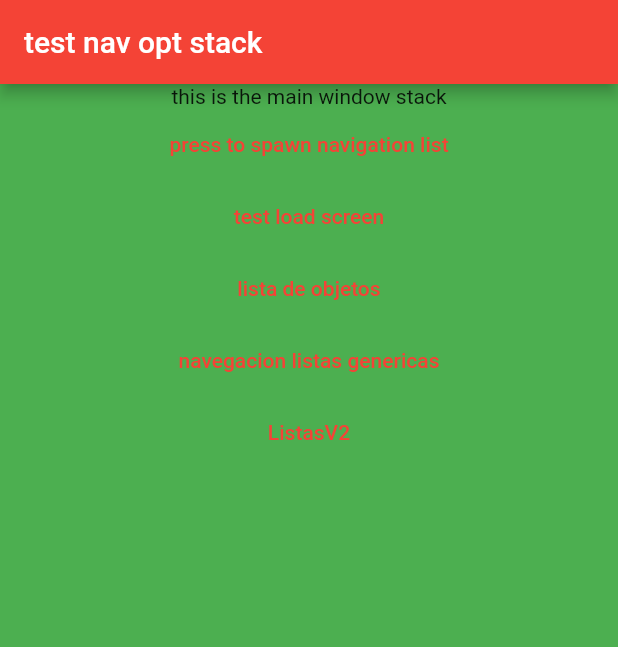
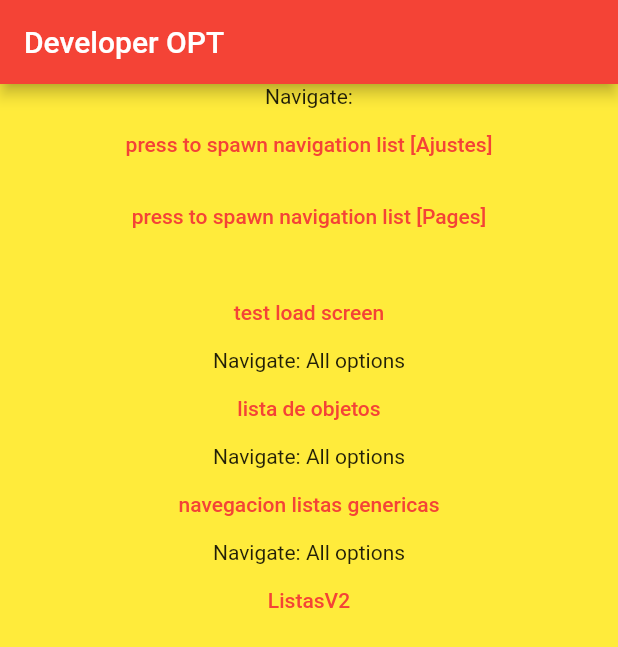
Before and after one commit to PolGarciaBlanch/star_fighter, a Flutter app: the screen it shows after launch, on a phone screen of 412 x 824 dp. Shown: the top 647 px of the screen. Run offline on Flutter 3.47's test engine with Material 2 defaults, Android fonts, the phone set to English and light mode, and no system bars; our stand-ins replace firebase_auth, firebase_core, firebase_database, qr_flutter; missing offline and left inert: mobile_scanner; accounts and stored records are empty.

Commit message:
pussh
errors

```diff
--- /dev/null
+++ b/lib/Pantallas/pant_developer_test.dart
@@ -0,0 +1,76 @@
+import 'package:flutter/cupertino.dart';
+import 'package:flutter/material.dart';
+import 'package:star_fighter/obj/dialog_lists.dart';
+import 'package:star_fighter/obj/nav_opt.dart';
+import 'package:star_fighter/widgets/listas/cards/card_text.dart';
+import 'package:star_fighter/widgets/listas/lista_navegacion.dart';
+import 'package:star_fighter/widgets/listas/basic_list.dart';
+import 'package:star_fighter/widgets/load.dart';
+
+class PantDev extends StatefulWidget {
+  PantDev({
+    Key? key,
+  }) : super(key: key);
+
+  @override
+  _PantDevState createState() => _PantDevState();
+}
+
+class _PantDevState extends State<PantDev> {
+  DialogLists dList = new DialogLists();
+  List<NavOpt> navOpt = listNavOpt;
+
+  @override
+  Widget build(BuildContext context) {
+    return Scaffold(
+        appBar: AppBar(
+          title: Text("Developer OPT"),
+        ),
+        body: Container(
+            color: Colors.yellow,
+            width: 500,
+            child: Column(
+              children: [
+                Text("Navigate:"),
+                TextButton(
+                    onPressed: () {
+                      List<NavOpt> item = listNavOpt
+                          .where((i) => i.lists.contains('Ajustes'))
+                          .toList();
+                      dList.GenerateGenericList(context, item, item,
+                          dList.navigate, (CardText as dynamic));
+                    },
+                    child: Text("press to spawn navigation list [Ajustes]")),
+                TextButton(
+                    onPressed: () {
+                      List<NavOpt> item = listNavOpt
+                          .where((i) => i.lists.contains('Page'))
+                          .toList();
+                      dList.GenerateGenericList(context, item, item,
+                          dList.navigate, (CardText as dynamic));
+                    },
+                    child: Text("press to spawn navigation list [Pages]")),
+                Text(""),
+                TextButton(onPressed: () {}, child: Text("test load screen")),
+                Text("Navigate: All options"),
+                TextButton(onPressed: () {}, child: Text("lista de objetos")),
+                Text("Navigate: All options"),
+                TextButton(
+                    onPressed: () {},
+                    child: Text("navegacion listas genericas")),
+                Text("Navigate: All options"),
+                TextButton(
+                    onPressed: () {
+                      dList.GenerateList(
+                          context, navOpt, dList.navigate, navOpt);
+                    },
+                    child: Text("ListasV2"))
+              ],
+            )));
+    /*
+    return ListaNavegacion(
+      listNavOpt: navOpt,
+      lista: lista,
+    );*/
+  }
+}
--- a/lib/Pantallas/pant_nav.dart
+++ b/lib/Pantallas/pant_nav.dart
@@ -42,7 +42,7 @@ class _PantNavState extends State<PantNav> {
     showDialog(
         context: context,
         builder: (BuildContext context) {
-          return Scaffold(
+          return const Scaffold(
               body: LoadSplash(
             appTip: [
               'Emp missiles disrupt electronic counter-measures but are vulnerable to flak!',
@@ -60,14 +60,14 @@ class _PantNavState extends State<PantNav> {
   Widget build(BuildContext context) {
     return Scaffold(
         appBar: AppBar(
-          title: Text("test nav opt stack"),
+          title: const Text("test nav opt stack"),
         ),
         body: Container(
             color: Colors.green,
             width: 500,
             child: Column(
               children: [
-                Text("this is the main window stack"),
+                const Text("this is the main window stack"),
                 TextButton(
                     onPressed: () {
                       showDialog(
@@ -80,12 +80,12 @@ class _PantNavState extends State<PantNav> {
                             );
                           });
                     },
-                    child: Text("press to spawn navigation list")),
+                    child: const Text("press to spawn navigation list")),
                 TextButton(
                     onPressed: () {
                       _testPant_carga();
                     },
-                    child: Text("test load screen")),
+                    child: const Text("test load screen")),
                 TextButton(
                     onPressed: () {
                       showDialog(
@@ -95,7 +95,7 @@ class _PantNavState extends State<PantNav> {
                                 function: showData, objectList: navOpt);
                           });
                     },
-                    child: Text("lista de objetos")),
+                    child: const Text("lista de objetos")),
                 TextButton(
                     onPressed: () {
                       showDialog(
@@ -105,14 +105,14 @@ class _PantNavState extends State<PantNav> {
                                 function: navigate, objectList: navOpt);
                           });
                     },
-                    child: Text("navegacion listas genericas")),
+                    child: const Text("navegacion listas genericas")),
                 TextButton(
                     onPressed: () {
                       DialogLists dList = new DialogLists();
                       dList.GenerateList(
                           context, navOpt, dList.navigate, navOpt);
                     },
-                    child: Text("ListasV2"))
+                    child: const Text("ListasV2"))
               ],
             )));
     /*
--- a/lib/Pantallas/pantalla_qr.dart
+++ b/lib/Pantallas/pantalla_qr.dart
@@ -1,8 +1,9 @@
 import 'package:qr_flutter/qr_flutter.dart';
 import 'package:flutter/material.dart';
-import 'package:qr_flutter/qr_flutter.dart';
 
 class QRShow extends StatefulWidget {
+  const QRShow({Key? key}) : super(key: key);
+
   @override
   _QRShow createState() => _QRShow();
 }
@@ -13,7 +14,7 @@ class _QRShow extends State<QRShow> {
     return Scaffold(
       appBar: AppBar(
           centerTitle: true,
-          title: Text('TEST MODE'),
+          title: const Text('TEST MODE'),
           backgroundColor: Colors.redAccent),
       body: QrImage(
         data: "1234567890",
--- a/lib/Pantallas/pantalla_scanqr.dart
+++ b/lib/Pantallas/pantalla_scanqr.dart
@@ -1,4 +1,3 @@
-import 'package:flutter/foundation.dart';
 import 'package:flutter/material.dart';
 import 'package:mobile_scanner/mobile_scanner.dart';
 
--- a/lib/main.dart
+++ b/lib/main.dart
@@ -2,13 +2,15 @@ import 'dart:async';
 
 import 'package:firebase_core/firebase_core.dart';
 import 'package:flutter/material.dart';
+import 'package:star_fighter/Pantallas/pant_developer_test.dart';
 import 'package:star_fighter/Pantallas/pantalla_carga.dart';
 import 'package:star_fighter/Pantallas/pantalla_crear_usr.dart';
 import 'package:star_fighter/Pantallas/pantalla_login.dart';
 import 'Pantallas/pant_nav.dart';
-import 'Pantallas/pantalla_menu.dart';
 import 'Pantallas/pantalla_perfil.dart';
 import 'Pantallas/pantalla_principal.dart';
+import 'Pantallas/pantalla_qr.dart';
+import 'Pantallas/pantalla_scanqr.dart';
 import 'Pantallas/pantalla_testeo.dart';
 
 Future<void> main() async {
@@ -40,22 +42,22 @@ class MyApp extends StatelessWidget {
         primarySwatch: Colors.red,
       ),
 
-      initialRoute: 'PantNav',
+      initialRoute: 'pantalla_developer',
 
       //initialRoute: 'pantalla_login',
 
       debugShowCheckedModeBanner: false,
       routes: {
-        /*'pantalla_menu': (BuildContext context) => PantallaMenu(
-              text: menuText,
-              navigator: menuNavigator,
-            ),*/
+        'pantalla_developer': (BuildContext) => PantDev(),
         'confPerfil': (BuildContext) => PantallaPerfil(),
         'PantNav': (BuildContext) => PantNav(lista: "Ajustes"),
         'pantalla_login': (BuildContext context) => const Login(),
         'pantalla_crea_usr': (BuildContext context) => const Create(),
-        // 'pantalla_principal': (BuildContext context) => PantallaPrincipal(),
+        //'pantalla_principal': (BuildContext context) => PantallaPrincipal(),
         'pantalla_testeo': (BuildContext context) => PantallaTesteo(),
+        'pantalla_qrView': (BuildContext context) => QRView(),
+        'pnatalla_qrShow': (BuildContext context) => QRShow(),
+
         'login_temp': (BuildContext context) => PantallaCarga(
             backGround: imgBackground,
             imgTop: imgLogo,
--- a/lib/models/markers.dart
+++ b/lib/models/markers.dart
@@ -1,4 +1,4 @@
-import 'dart:ffi';
+/*import 'dart:ffi';
 
 import 'package:flutter/material.dart';
 import 'package:flutter_osm_plugin/flutter_osm_plugin.dart';
@@ -15,3 +15,4 @@ class MarkersMap {
       required this.name,
       required this.icono});
 }
+*/
--- a/lib/obj/nav_opt.dart
+++ b/lib/obj/nav_opt.dart
@@ -8,11 +8,28 @@ List<NavOpt> listNavOpt = [
   NavOpt(lists: ["Ajustes"], text: ["Pantalla"], navigatorCode: "confPantalla"),
   NavOpt(lists: ["Ajustes"], text: ["Audio"], navigatorCode: "confAudio"),
   NavOpt(lists: ["Ajustes"], text: ["Acerda de:"], navigatorCode: "confInfo"),
+  NavOpt(lists: ["pantalla"], text: ["Login"], navigatorCode: "pantalla_login"),
   NavOpt(
-      lists: ["Ajustes"], text: ["Notificaciones"], navigatorCode: "confNotif"),
-  NavOpt(lists: ["Ajustes"], text: ["Pantalla"], navigatorCode: "confPantalla"),
-  NavOpt(lists: ["Ajustes"], text: ["Audio"], navigatorCode: "confAudio"),
-  NavOpt(lists: ["Ajustes"], text: ["Acerda de:"], navigatorCode: "confInfo")
+      lists: ["pantalla"],
+      text: ["Crear Usuario"],
+      navigatorCode: "pantalla_crea_usr"),
+  NavOpt(
+      lists: ["pantalla"],
+      text: ["Pantalla principal"],
+      navigatorCode: "pantalla_principal"),
+  NavOpt(
+      lists: ["pantalla"],
+      text: ["Pantalla QRView"],
+      navigatorCode: "pantalla_qrView"),
+  NavOpt(
+      lists: ["pantalla"],
+      text: ["Pantalla QRShow"],
+      navigatorCode: "pnatalla_qrShow"),
+
+  NavOpt(
+      lists: ["pantalla"],
+      text: ["Pantalla QRShow"],
+      navigatorCode: "pantalla_testeo"),
 ];
 
 class NavOpt {
--- a/lib/widgets/listas/cards/card_text.dart
+++ b/lib/widgets/listas/cards/card_text.dart
@@ -17,7 +17,7 @@ class CardTextState extends State<CardText> {
   @override
   Widget build(BuildContext context) {
     return Text(
-      (obj as dynamic).text[0],
+      (obj as dynamic).text,
       textDirection: TextDirection.ltr,
       style: const TextStyle(
           fontSize: 15, fontWeight: FontWeight.bold, color: Colors.yellow),
--- a/lib/widgets/listas/true_generic.dart
+++ b/lib/widgets/listas/true_generic.dart
@@ -6,28 +6,32 @@ import '../generic_container.dart';
 
 class TrueGeneric extends StatefulWidget {
   final List<Object> objectList;
+  final List<Object> targetList;
   final Function function;
   final Widget card;
 
   TrueGeneric(
       {Key? key,
       required this.objectList,
+      required this.targetList,
       required this.function,
       required this.card})
       : super(key: key);
 
   @override
   _OptionDisplayState createState() =>
-      _OptionDisplayState(objectList, function, card);
+      _OptionDisplayState(objectList, targetList, function, card);
 }
 
 class _OptionDisplayState extends State<TrueGeneric> {
   var isLoading = false;
   final List<Object> objectList;
+  final List<Object> targetList;
   final Function function;
   final Widget card;
 
-  _OptionDisplayState(this.objectList, this.function, this.card);
+  _OptionDisplayState(
+      this.objectList, this.targetList, this.function, this.card);
   @override
   Widget build(BuildContext context) {
     return Scaffold(
@@ -66,7 +70,7 @@ class _OptionDisplayState extends State<TrueGeneric> {
             return GestureDetector(
                 onTap: () {
                   Navigator.pop(context, "ok");
-                  function(objList[index]);
+                  function(context, objList[index], targetList);
                 },
                 child: GenericContainer(child: (card as dynamic)(objList[index])
                     //chec
--- a/lib/widgets/load.dart
+++ b/lib/widgets/load.dart
@@ -1,7 +1,4 @@
 import 'dart:async';
-import 'dart:io';
-
-import 'package:flutter/cupertino.dart';
 import 'package:flutter/material.dart';
 import 'package:star_fighter/control/random.dart';
 
--- a/lib/widgets/text_card.dart
+++ b/lib/widgets/text_card.dart
@@ -5,12 +5,13 @@ class CharacterStack extends StatefulWidget {
   final double width;
   final double height;
 
-  CharacterStack(
+  const CharacterStack(
       {Key? key, required this.text, required this.width, required this.height})
       : super(key: key);
 
   @override
   _CharacterStackState createState() =>
+      // ignore: no_logic_in_create_state
       _CharacterStackState(text, width, height);
 }
 
@@ -34,7 +35,7 @@ class _CharacterStackState extends State<CharacterStack> {
         child: Row(children: [
       //left container image
       //image is a stack
-      Container(
+      SizedBox(
           //margin: const EdgeInsets.only(left: 70),
           width: width,
           height: height,
```
Also changed, not shown: lib/Pantallas/pantalla_carga.dart (+13 -10 lines), lib/obj/dialog_lists.dart (+53 -1 lines).
